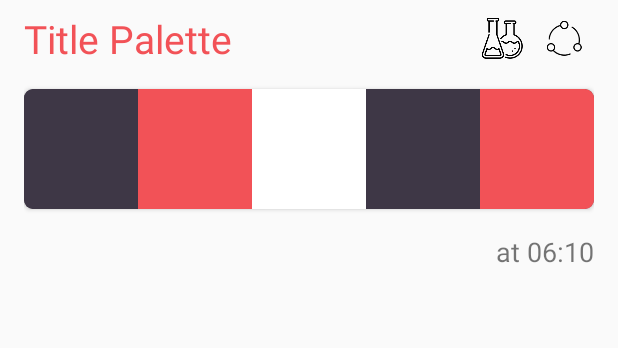
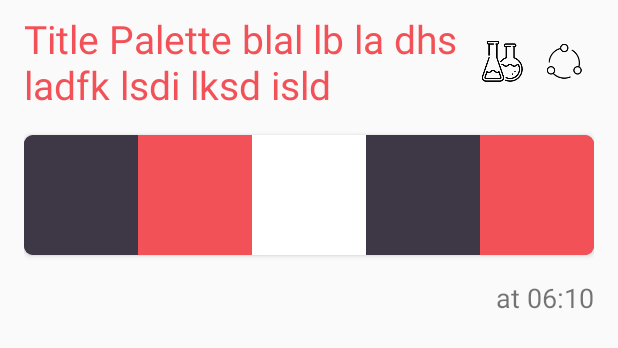
Before and after one commit to dadoz/CoolorsApp, an Android app: the layout color_stored_palette_item.xml on its own in the app's theme, with its tools: preview values and no code run, on a phone screen of 412 x 824 dp. Shown: the top 348 px of the screen. Run offline under Robolectric (Android 15) with nearby library versions, the light colour scheme and no system bars; Roboto replaces fonts that are not available here.

```diff
--- a/app/src/main/java/com/application/dev/david/coolorsapp/modules/storedPalette/ui/StoredPaletteFragment.java
+++ b/app/src/main/java/com/application/dev/david/coolorsapp/modules/storedPalette/ui/StoredPaletteFragment.java
@@ -40,7 +40,6 @@ public class StoredPaletteFragment extends Fragment implements StoredPaletteView
                              @Nullable Bundle savedInstanceState) {
         View view = inflater.inflate(R.layout.color_stored_palette_layout, container, false);
         ButterKnife.bind(this, view);
-
         return view;
     }
 
@@ -49,7 +48,6 @@ public class StoredPaletteFragment extends Fragment implements StoredPaletteView
         super.onViewCreated(view, savedInstanceState);
         presenter = new StoredPalettePresenter(this, new StoredPaletteRepository(new StoredPaletteStorage()));
         presenter.retrieveData();
-
     }
 
     @Override
@@ -61,6 +59,5 @@ public class StoredPaletteFragment extends Fragment implements StoredPaletteView
     @Override
     public void onStoredPaletteError(String error) {
         Log.e(getClass().getName(), error);
-
     }
 }
--- a/app/src/main/res/layout/color_setting_item.xml
+++ b/app/src/main/res/layout/color_setting_item.xml
@@ -3,6 +3,7 @@
     android:layout_width="match_parent"
     android:layout_height="wrap_content"
     android:padding="@dimen/margin_16"
+    android:background="?attr/selectableItemBackground"
     xmlns:tools="http://schemas.android.com/tools">
     <ImageView
         android:id="@+id/colorSettingImageViewId"
--- a/app/src/main/res/layout/color_stored_palette_item.xml
+++ b/app/src/main/res/layout/color_stored_palette_item.xml
@@ -15,9 +15,11 @@
         android:orientation="horizontal">
         <TextView
             android:id="@+id/colorStoredPaletteTitleId"
-            tools:text="Title Palette"
+            tools:text="Title Palette blal lb la dhs  ladfk lsdi lksd isld"
+            android:layout_toLeftOf="@+id/colorStoredEditIconId"
             android:fontFamily="@font/amatic_sc_bold"
             android:textSize="26sp"
+            android:maxLines="2"
             android:textColor="@color/colorAccent"
             android:layout_width="wrap_content"
             android:layout_height="wrap_content" />
```
Also changed, not shown: app/src/main/java/com/application/dev/david/coolorsapp/data/local/StoredPaletteStorage.java (+3 -5 lines), app/src/main/java/com/application/dev/david/coolorsapp/models/StoredColorPalette.java (+10 -0 lines), app/src/main/java/com/application/dev/david/coolorsapp/modules/colorPalette/ui/ColorPaletteFragment.java (+7 -2 lines), app/src/main/java/com/application/dev/david/coolorsapp/modules/storedPalette/adapter/StoredPaletteRecyclerViewAdapter.java (+5 -2 lines), app/src/main/java/com/application/dev/david/coolorsapp/utils/DateFormatUtils.java (added, +13 -0 lines).
